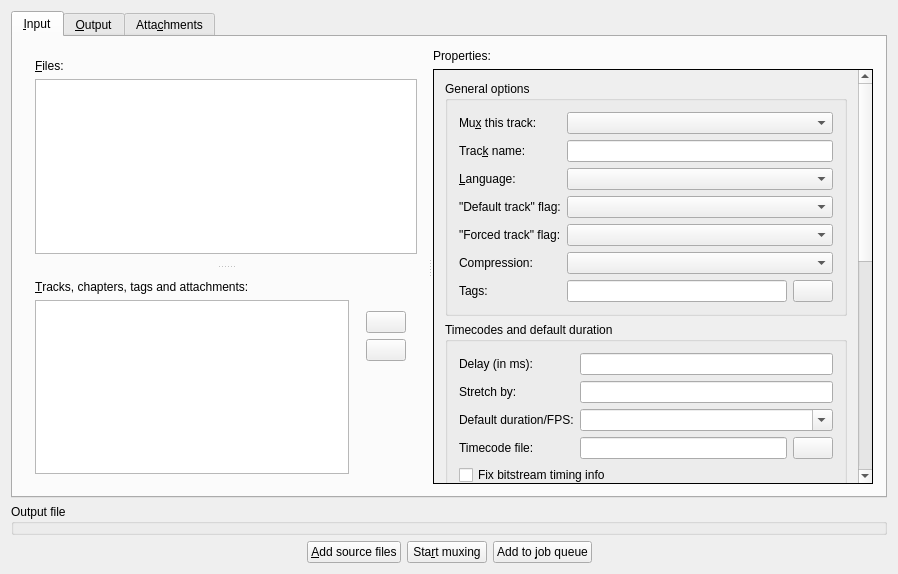
Above: src/mkvtoolnix-gui/forms/merge/tab.ui from jpsdr/MKVToolnix-Windows-7 before the change. Below: the same form after it.
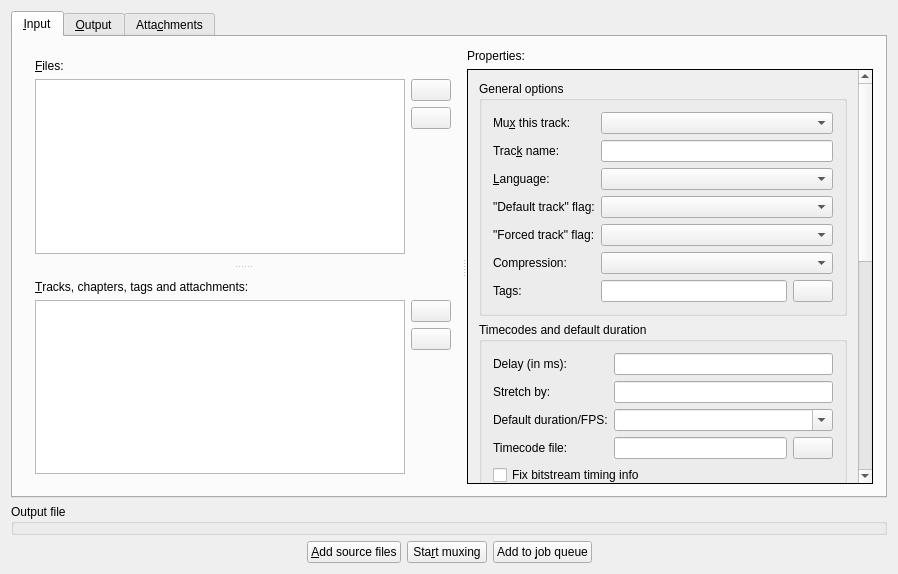
That is the form after the change. Icons and pictures are not drawn. Custom widgets are drawn as their Qt base class.

Commit message:
GUI: merge: implement buttons for moving files up and down
These can currently not be shown yet as there's no corresponding option
in the preferences yet. Such an option will only be added once similar
buttons have been implemented for the attachments.

See #1279.

```diff
--- a/src/mkvtoolnix-gui/forms/merge/tab.ui
+++ b/src/mkvtoolnix-gui/forms/merge/tab.ui
@@ -48,15 +48,7 @@
           <property name="childrenCollapsible">
            <bool>false</bool>
           </property>
-          <widget class="QWidget" name="">
-           <property name="geometry">
-            <rect>
-             <x>1</x>
-             <y>1</y>
-             <width>372</width>
-             <height>217</height>
-            </rect>
-           </property>
+          <widget class="QWidget" name="layoutWidget">
            <layout class="QVBoxLayout" name="verticalLayout">
             <item>
              <widget class="QLabel" name="filesLabel">
@@ -69,6 +61,8 @@
              </widget>
             </item>
             <item>
+             <layout class="QHBoxLayout" name="horizontalLayout_1">
+              <item>
              <widget class="mtx::gui::Util::BasicTreeView" name="files">
               <property name="minimumSize">
                <size>
@@ -102,17 +96,64 @@
               </property>
              </widget>
             </item>
-           </layout>
-          </widget>
-          <widget class="QWidget" name="">
-           <property name="geometry">
-            <rect>
-             <x>1</x>
-             <y>229</y>
-             <width>314</width>
-             <height>219</height>
-            </rect>
-           </property>
+              <item>
+               <widget class="QWidget" name="moveFilesButtons" native="true">
+                <layout class="QVBoxLayout" name="verticalLayout_1">
+                 <property name="leftMargin">
+                  <number>0</number>
+                 </property>
+                 <property name="topMargin">
+                  <number>0</number>
+                 </property>
+                 <property name="rightMargin">
+                  <number>0</number>
+                 </property>
+                 <property name="bottomMargin">
+                  <number>0</number>
+                 </property>
+                 <item>
+                  <widget class="QPushButton" name="moveFilesUp">
+                   <property name="text">
+                    <string/>
+                   </property>
+                   <property name="icon">
+                    <iconset resource="../../qt_resources.qrc">
+                     <normaloff>:/icons/16x16/arrow-up.png</normaloff>:/icons/16x16/arrow-up.png</iconset>
+                   </property>
+                  </widget>
+                 </item>
+                 <item>
+                  <widget class="QPushButton" name="moveFilesDown">
+                   <property name="text">
+                    <string/>
+                   </property>
+                   <property name="icon">
+                    <iconset resource="../../qt_resources.qrc">
+                     <normaloff>:/icons/16x16/arrow-down.png</normaloff>:/icons/16x16/arrow-down.png</iconset>
+                   </property>
+                  </widget>
+                 </item>
+                 <item>
+                  <spacer name="verticalSpacer_1">
+                   <property name="orientation">
+                    <enum>Qt::Vertical</enum>
+                   </property>
+                   <property name="sizeHint" stdset="0">
+                    <size>
+                     <width>20</width>
+                     <height>40</height>
+                    </size>
+                   </property>
+                  </spacer>
+                 </item>
+                </layout>
+               </widget>
+              </item>
+             </layout>
+            </item>
+           </layout>
+          </widget>
+          <widget class="QWidget" name="layoutWidget1">
            <layout class="QVBoxLayout" name="verticalLayout_5">
             <item>
              <widget class="QLabel" name="tracksLabel">
@@ -156,7 +197,19 @@
               </item>
               <item>
                <widget class="QWidget" name="moveTracksButtons" native="true">
-                <layout class="QVBoxLayout" name="verticalLayout_1">
+                <layout class="QVBoxLayout" name="verticalLayout_13">
+                 <property name="leftMargin">
+                  <number>0</number>
+                 </property>
+                 <property name="topMargin">
+                  <number>0</number>
+                 </property>
+                 <property name="rightMargin">
+                  <number>0</number>
+                 </property>
+                 <property name="bottomMargin">
+                  <number>0</number>
+                 </property>
                  <item>
                   <widget class="QPushButton" name="moveTracksUp">
                    <property name="text">
@@ -249,7 +302,7 @@
                <rect>
                 <x>0</x>
                 <y>0</y>
-                <width>465</width>
+                <width>425</width>
                 <height>1064</height>
                </rect>
               </property>
```
Left out of the diff: 2 changed lines with no effect on the pictures. Lines whose indentation alone changed are shown as unchanged. The commit also changes 6 other files.
